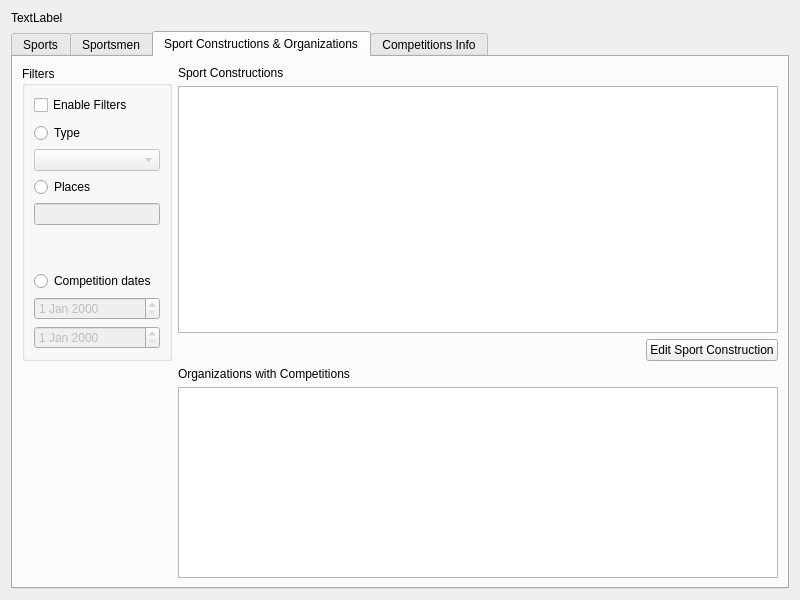
The window that maintabwindow.ui (application-developer-DA/db-course) describes before a commit, drawn with Qt 5.
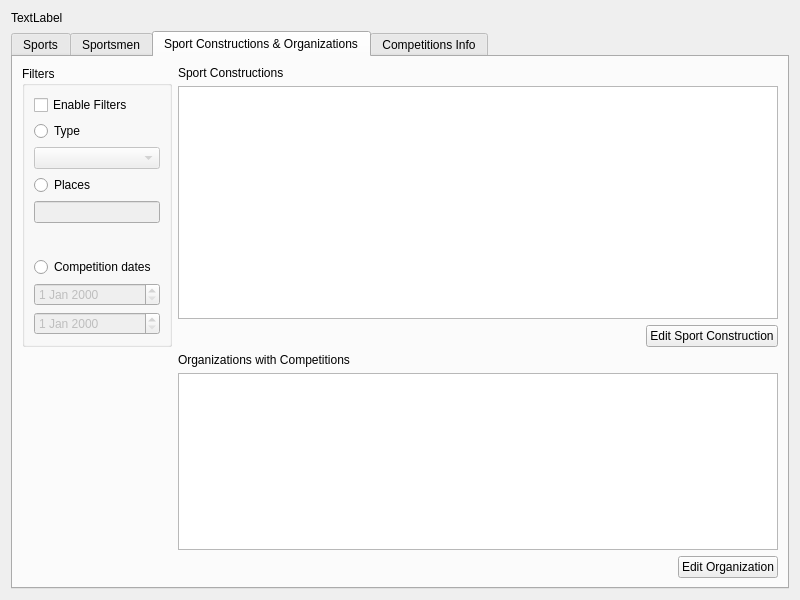
The same window after the commit. The open tabs and pages were chosen to show the change.

Commit message: Add organization editing, removed useless class

```diff
--- a/maintabwindow.ui
+++ b/maintabwindow.ui
@@ -352,7 +352,7 @@
       <attribute name="title">
        <string>Sport Constructions &amp;&amp; Organizations</string>
       </attribute>
-      <layout class="QFormLayout" name="formLayout">
+      <layout class="QGridLayout" name="gridLayout_8">
        <item row="0" column="0">
         <widget class="QGroupBox" name="bulidingFiltersGroup">
          <property name="sizePolicy">
@@ -539,6 +539,30 @@
          </item>
         </layout>
        </item>
+       <item row="2" column="1">
+        <layout class="QHBoxLayout" name="horizontalLayout_4">
+         <item>
+          <spacer name="horizontalSpacer_5">
+           <property name="orientation">
+            <enum>Qt::Horizontal</enum>
+           </property>
+           <property name="sizeHint" stdset="0">
+            <size>
+             <width>40</width>
+             <height>20</height>
+            </size>
+           </property>
+          </spacer>
+         </item>
+         <item>
+          <widget class="QPushButton" name="organizationEditBtn">
+           <property name="text">
+            <string>Edit Organization</string>
+           </property>
+          </widget>
+         </item>
+        </layout>
+       </item>
       </layout>
      </widget>
      <widget class="QWidget" name="tabCompetititons">
```
Left out of the diff: 140 changed lines with no effect on the pictures. The commit also changes 6 other files.
